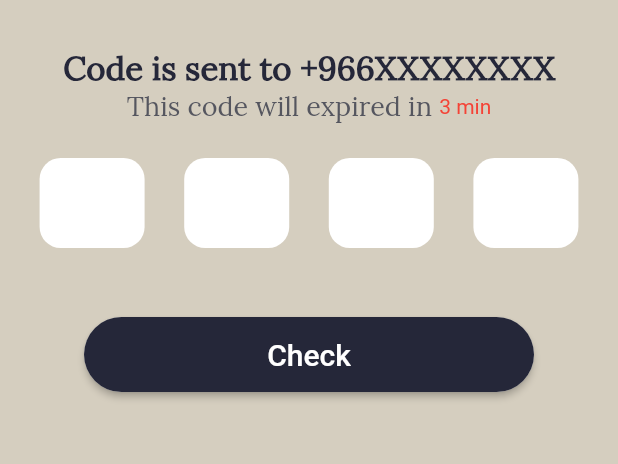
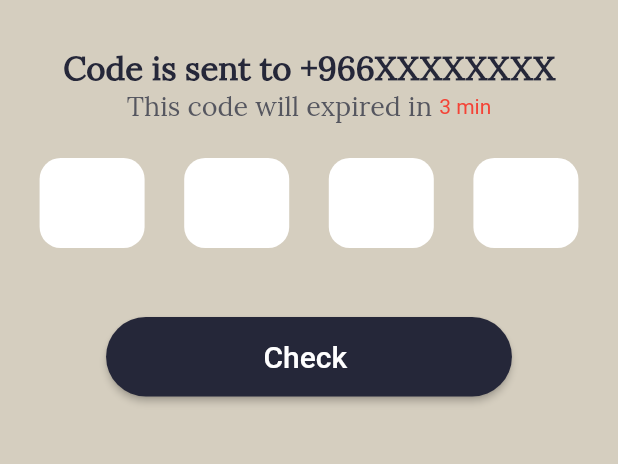
Before and after one commit to Linah-alkhurayyif/coffee_code, a Flutter app: the screen it shows after launch, after a tap on "Send Code", on a phone screen of 412 x 824 dp, the part 433-897 px from its top. Run offline on Flutter 3.47's test engine with Material 2 defaults, Android fonts, the phone set to English and light mode, and no system bars; our stand-ins replace delayed_display.

Commit message:
flatbuttion to ElevatedButton

```diff
--- a/lib/Logopage.dart
+++ b/lib/Logopage.dart
@@ -11,7 +11,6 @@ class _LogopageState extends State<Logopage> {
   final Duration initialDelay = Duration(seconds: 1);
   @override
   void initState() {
-    // TODO: implement initState
     super.initState();
     Future.delayed(Duration(seconds: 6), () {
       Navigator.push(
--- a/lib/RegisterPage.dart
+++ b/lib/RegisterPage.dart
@@ -108,8 +108,19 @@ class _RegisterPageState extends State<RegisterPage> {
 
   Widget flatbuttionRegister() {
     return Padding(
-      padding: const EdgeInsets.only(top: 20),
-      child: RaisedButton(
+        padding: const EdgeInsets.only(top: 8),
+        child: ElevatedButton(
+          child: Text(
+            "Send Code",
+            style: TextStyle(color: Colors.white, fontSize: 20),
+          ),
+          style: ElevatedButton.styleFrom(
+            padding: EdgeInsets.only(top: 15, bottom: 15, right: 80, left: 80),
+            shape: RoundedRectangleBorder(
+                borderRadius: BorderRadius.circular(80.0)),
+            primary: Color(0xff252739),
+            onPrimary: Colors.white,
+          ),
           onPressed: () {
             setState(() {
               Navigator.push(
@@ -118,24 +129,6 @@ class _RegisterPageState extends State<RegisterPage> {
                       builder: (context) => VerificationRegisterPage()));
             });
           },
-        shape:
-            RoundedRectangleBorder(borderRadius: BorderRadius.circular(80.0)),
-        padding: EdgeInsets.all(0.0),
-        child: Ink(
-          decoration: BoxDecoration(
-              color: Color(0xff252739),
-              borderRadius: BorderRadius.circular(30.0)),
-          child: Container(
-            constraints: BoxConstraints(maxWidth: 300.0, minHeight: 50.0),
-            alignment: Alignment.center,
-            child: Text(
-              "Send Code",
-              textAlign: TextAlign.center,
-              style: TextStyle(color: Colors.white, fontSize: 20),
-            ),
-          ),
-        ),
-      ),
-    );
+        ));
   }
 }
--- a/lib/VerificationRegisterPage.dart
+++ b/lib/VerificationRegisterPage.dart
@@ -167,7 +167,18 @@ class _VerificationRegisterPageState extends State<VerificationRegisterPage> {
 Widget flatbuttionRegister() {
   return Padding(
       padding: const EdgeInsets.only(top: 20),
-    child: RaisedButton(
+      child: ElevatedButton(
+        child: Text(
+          "     Check      ",
+          style: TextStyle(color: Colors.white, fontSize: 20),
+        ),
+        style: ElevatedButton.styleFrom(
+          padding: EdgeInsets.only(top: 15, bottom: 15, right: 80, left: 80),
+          shape:
+              RoundedRectangleBorder(borderRadius: BorderRadius.circular(80.0)),
+          primary: Color(0xff252739),
+          onPrimary: Colors.white,
+        ),
         onPressed: () {
           // setState(() {
           //   Navigator.push(
@@ -176,23 +187,34 @@ Widget flatbuttionRegister() {
           //           builder: (context) => VerificationRegisterPage()));
           // });
         },
-      shape: RoundedRectangleBorder(borderRadius: BorderRadius.circular(80.0)),
-      padding: EdgeInsets.all(0.0),
-      child: Ink(
-        decoration: BoxDecoration(
-            color: Color(0xff252739),
-            borderRadius: BorderRadius.circular(30.0)),
-        child: Container(
-          constraints: BoxConstraints(maxWidth: 300.0, minHeight: 50.0),
-          alignment: Alignment.center,
-          child: Text(
-            "Check",
-            textAlign: TextAlign.center,
-            style: TextStyle(color: Colors.white, fontSize: 20),
-          ),
-        ),
-      ),
-    ),
+      )
+
+      // RaisedButton(
+      //   onPressed: () {
+      //     // setState(() {
+      //     //   Navigator.push(
+      //     //       context,
+      //     //       MaterialPageRoute(
+      //     //           builder: (context) => VerificationRegisterPage()));
+      //     // });
+      //   },
+      //   shape: RoundedRectangleBorder(borderRadius: BorderRadius.circular(80.0)),
+      //   padding: EdgeInsets.all(0.0),
+      //   child: Ink(
+      //     decoration: BoxDecoration(
+      //         color: Color(0xff252739),
+      //         borderRadius: BorderRadius.circular(30.0)),
+      //     child: Container(
+      //       constraints: BoxConstraints(maxWidth: 300.0, minHeight: 50.0),
+      //       alignment: Alignment.center,
+      //       child: Text(
+      //         "Check",
+      //         textAlign: TextAlign.center,
+      //         style: TextStyle(color: Colors.white, fontSize: 20),
+      //       ),
+      //     ),
+      //   ),
+      // ),
       );
 }
 
```
Lines whose indentation alone changed are shown as unchanged.
